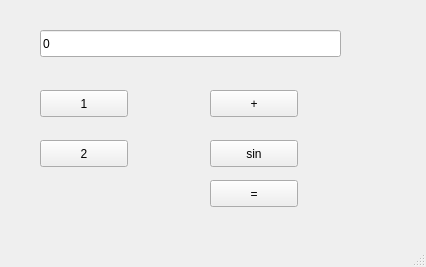
VetrovSV/OOP, file examples/Caculator_template/mainwindow.ui: the form before one commit.
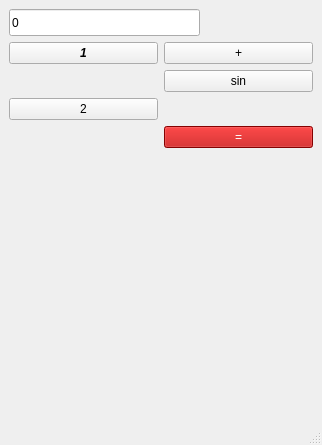
The form after the commit.

Diff of the .ui file:
```diff
--- a/examples/Caculator_template/mainwindow.ui
+++ b/examples/Caculator_template/mainwindow.ui
@@ -6,92 +6,108 @@
    <rect>
     <x>0</x>
     <y>0</y>
-    <width>426</width>
-    <height>267</height>
+    <width>322</width>
+    <height>445</height>
    </rect>
   </property>
+  <property name="maximumSize">
+   <size>
+    <width>322</width>
+    <height>445</height>
+   </size>
+  </property>
   <property name="windowTitle">
    <string>MainWindow</string>
   </property>
   <widget class="QWidget" name="centralwidget">
+   <layout class="QVBoxLayout" name="verticalLayout">
+    <item>
+     <widget class="QLineEdit" name="lineEdit">
+      <property name="minimumSize">
+       <size>
+        <width>191</width>
+        <height>27</height>
+       </size>
+      </property>
+      <property name="maximumSize">
+       <size>
+        <width>191</width>
+        <height>27</height>
+       </size>
+      </property>
+      <property name="text">
+       <string>0</string>
+      </property>
+      <property name="readOnly">
+       <bool>true</bool>
+      </property>
+     </widget>
+    </item>
+    <item>
+     <layout class="QGridLayout" name="gridLayout">
+      <item row="0" column="0">
    <widget class="QPushButton" name="pushButton_num1">
-    <property name="geometry">
-     <rect>
-      <x>40</x>
-      <y>90</y>
-      <width>88</width>
-      <height>27</height>
-     </rect>
+        <property name="font">
+         <font>
+          <weight>75</weight>
+          <italic>true</italic>
+          <bold>true</bold>
+         </font>
+        </property>
+        <property name="toolTip">
+         <string/>
     </property>
     <property name="text">
      <string>1</string>
     </property>
    </widget>
-   <widget class="QPushButton" name="pushButton_num2">
-    <property name="geometry">
-     <rect>
-      <x>40</x>
-      <y>140</y>
-      <width>88</width>
-      <height>27</height>
-     </rect>
-    </property>
-    <property name="text">
-     <string>2</string>
-    </property>
-   </widget>
+      </item>
+      <item row="0" column="1">
    <widget class="QPushButton" name="pushButton_plus">
-    <property name="geometry">
-     <rect>
-      <x>210</x>
-      <y>90</y>
-      <width>88</width>
-      <height>27</height>
-     </rect>
-    </property>
     <property name="text">
      <string>+</string>
     </property>
    </widget>
+      </item>
+      <item row="1" column="1">
    <widget class="QPushButton" name="pushButton_sin">
-    <property name="geometry">
-     <rect>
-      <x>210</x>
-      <y>140</y>
-      <width>88</width>
-      <height>27</height>
-     </rect>
+        <property name="toolTip">
+         <string>считает синус угла в радианах. не надо так делать!</string>
     </property>
     <property name="text">
      <string>sin</string>
     </property>
    </widget>
-   <widget class="QLineEdit" name="lineEdit">
-    <property name="geometry">
-     <rect>
-      <x>40</x>
-      <y>30</y>
-      <width>301</width>
-      <height>27</height>
-     </rect>
-    </property>
+      </item>
+      <item row="2" column="0">
+       <widget class="QPushButton" name="pushButton_num2">
     <property name="text">
-     <string>0</string>
-    </property>
-   </widget>
+         <string>2</string>
+        </property>
+       </widget>
+      </item>
+      <item row="3" column="1">
    <widget class="QPushButton" name="pushButton_calc">
-    <property name="geometry">
-     <rect>
-      <x>210</x>
-      <y>180</y>
-      <width>88</width>
-      <height>27</height>
-     </rect>
+        <property name="styleSheet">
+         <string notr="true">background-color: #ba0202;  /* цвет фона */
+color: white;	 /* цвет текса */
+</string>
     </property>
     <property name="text">
      <string>=</string>
     </property>
    </widget>
+      </item>
+     </layout>
+    </item>
+    <item>
+     <widget class="QLabel" name="label_test">
+      <property name="text">
+       <string/>
+      </property>
+     </widget>
+    </item>
+   </layout>
   </widget>
   <widget class="QMenuBar" name="menubar">
    <property name="geometry">
```
Left out of the diff: 4 changed lines with no effect on the pictures. Lines whose indentation alone changed are shown as unchanged.
